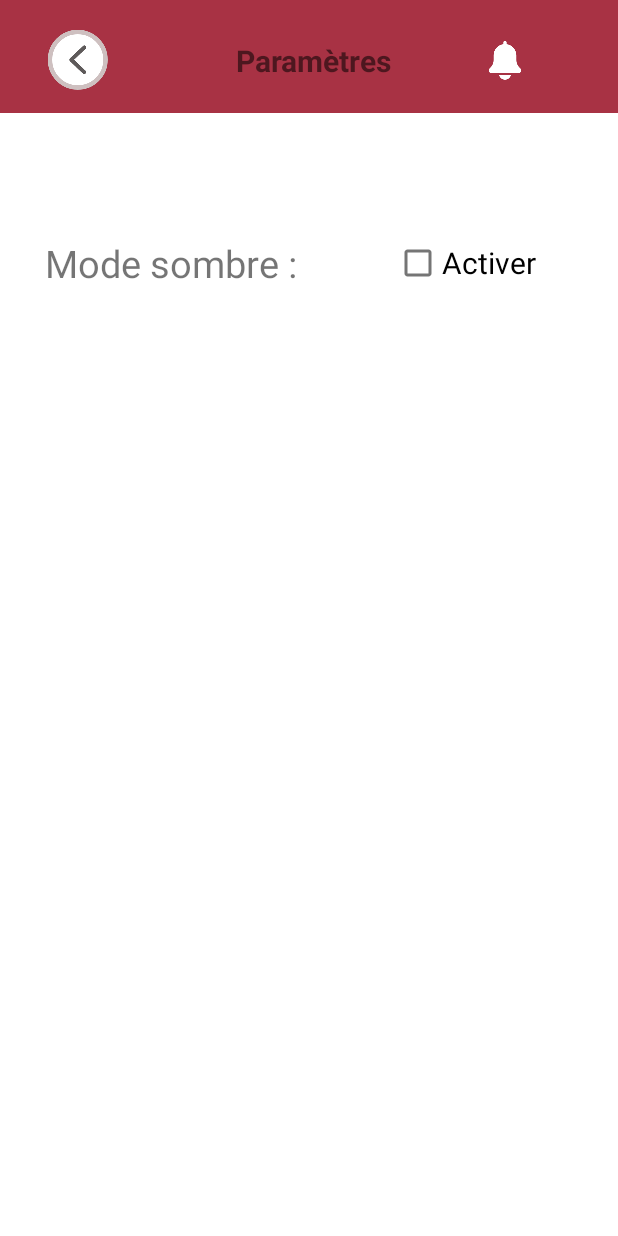
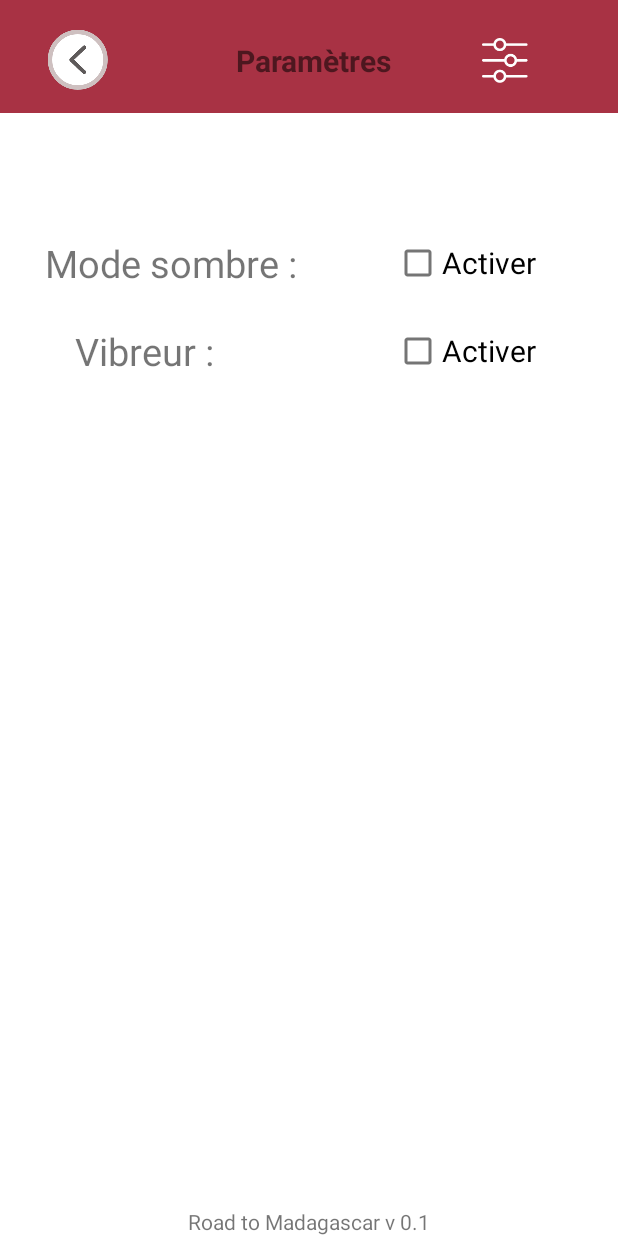
Before and after one commit to MatthieuRt/tourisme-android, an Android app: the SettingsActivity screen opened directly, with no data from a screen before it, on a phone screen of 412 x 824 dp. Run offline under Robolectric (Android 15) with nearby library versions, the phone set to English and light mode, and no system bars.

Commit message:
Activer/Desactiver vibreur

```diff
--- a/app/src/main/AndroidManifest.xml
+++ b/app/src/main/AndroidManifest.xml
@@ -3,6 +3,8 @@
     xmlns:tools="http://schemas.android.com/tools">
 
     <uses-permission android:name="android.permission.POST_NOTIFICATIONS" />
+
+    <uses-permission android:name="android.permission.VIBRATE" />
 
     <application
         android:allowBackup="true"
--- a/app/src/main/java/com/example/roadtomadagascar/Activities/SettingsActivity.java
+++ b/app/src/main/java/com/example/roadtomadagascar/Activities/SettingsActivity.java
@@ -4,6 +4,7 @@ import androidx.appcompat.app.AppCompatActivity;
 import androidx.appcompat.app.AppCompatDelegate;
 
 import android.os.Bundle;
+import android.os.Vibrator;
 import android.widget.CheckBox;
 import android.widget.CompoundButton;
 
@@ -11,7 +12,7 @@ import com.example.roadtomadagascar.R;
 
 public class SettingsActivity extends AppCompatActivity {
 
-    CheckBox checkBox;
+    CheckBox checkBox,checkBox2;
 
     @Override
     protected void onCreate(Bundle savedInstanceState) {
@@ -19,6 +20,7 @@ public class SettingsActivity extends AppCompatActivity {
         setContentView(R.layout.activity_settings);
 
         checkBox = findViewById(R.id.checkBox);
+        checkBox2 = findViewById(R.id.checkBox2);
         checkBox.setOnCheckedChangeListener(new CompoundButton.OnCheckedChangeListener() {
             @Override
             public void onCheckedChanged(CompoundButton compoundButton, boolean b) {
@@ -32,5 +34,17 @@ public class SettingsActivity extends AppCompatActivity {
             }
         });
 
+        checkBox2.setOnCheckedChangeListener(new CompoundButton.OnCheckedChangeListener() {
+            @Override
+            public void onCheckedChanged(CompoundButton compoundButton, boolean b) {
+                Vibrator vibrator = (Vibrator) getSystemService(VIBRATOR_SERVICE);
+
+                // Enable the vibrator by calling the vibrate method
+                if (vibrator != null) {
+                    vibrator.cancel();
+                }
+            }
+        });
+
     }
 }
--- a/app/src/main/res/layout/activity_settings.xml
+++ b/app/src/main/res/layout/activity_settings.xml
@@ -7,6 +7,7 @@
     tools:context=".Activities.SettingsActivity">
 
     <ScrollView
+        android:id="@+id/scrollView3"
         android:layout_width="match_parent"
         android:layout_height="match_parent"
         tools:layout_editor_absoluteX="51dp"
@@ -59,7 +60,7 @@
                     app:layout_constraintEnd_toEndOf="parent"
                     app:layout_constraintStart_toEndOf="@+id/actionTxt"
                     app:layout_constraintTop_toTopOf="@+id/actionTxt"
-                    app:srcCompat="@drawable/bell" />
+                    app:srcCompat="@drawable/settings" />
 
             </androidx.constraintlayout.widget.ConstraintLayout>
 
@@ -90,6 +91,28 @@
                     app:layout_constraintEnd_toEndOf="parent"
                     app:layout_constraintStart_toEndOf="@+id/textView12"
                     app:layout_constraintTop_toTopOf="@+id/textView12" />
+
+                <TextView
+                    android:id="@+id/textView9"
+                    android:layout_width="wrap_content"
+                    android:layout_height="wrap_content"
+                    android:text="Vibreur : "
+                    android:textSize="25sp"
+                    app:layout_constraintBottom_toBottomOf="parent"
+                    app:layout_constraintEnd_toEndOf="@+id/textView12"
+                    app:layout_constraintStart_toStartOf="parent"
+                    app:layout_constraintTop_toBottomOf="@+id/textView12" />
+
+                <CheckBox
+                    android:id="@+id/checkBox2"
+                    android:layout_width="wrap_content"
+                    android:layout_height="wrap_content"
+                    android:text="Activer"
+                    android:textSize="20sp"
+                    app:layout_constraintBottom_toBottomOf="@+id/textView9"
+                    app:layout_constraintEnd_toEndOf="@+id/checkBox"
+                    app:layout_constraintTop_toTopOf="@+id/textView9" />
+
             </androidx.constraintlayout.widget.ConstraintLayout>
 
 
@@ -97,4 +120,13 @@
 
     </ScrollView>
 
+    <TextView
+        android:id="@+id/textView14"
+        android:layout_width="wrap_content"
+        android:layout_height="wrap_content"
+        android:text="Road to Madagascar v 0.1"
+        app:layout_constraintBottom_toBottomOf="@+id/scrollView3"
+        app:layout_constraintEnd_toEndOf="parent"
+        app:layout_constraintStart_toStartOf="parent" />
+
 </androidx.constraintlayout.widget.ConstraintLayout>
```
